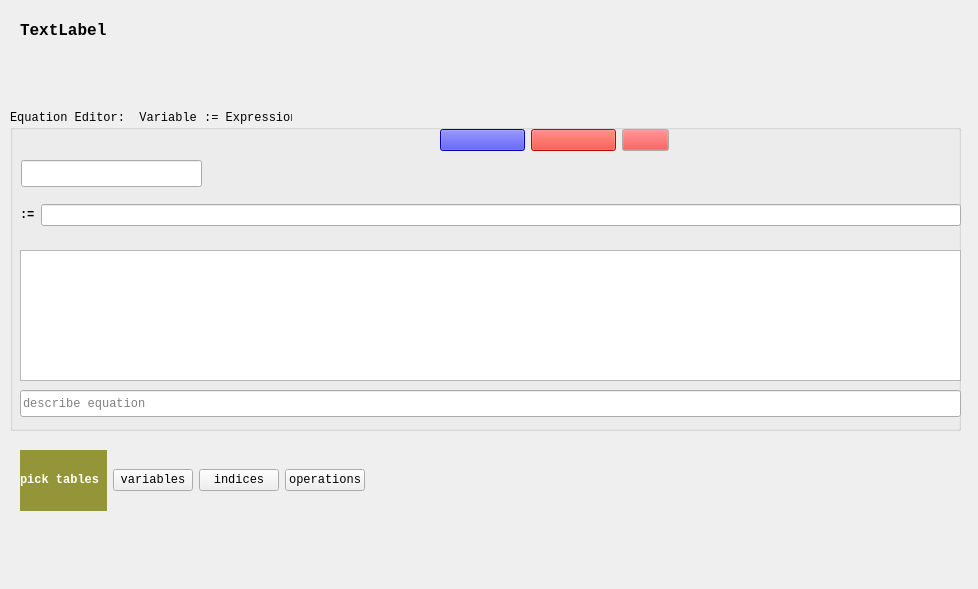
Before: the Qt Designer form packages/OntologyBuilder/OntologyEquationEditor/ui_equations.ui in heinz-preisig/ProMo13, drawn with Qt 5.
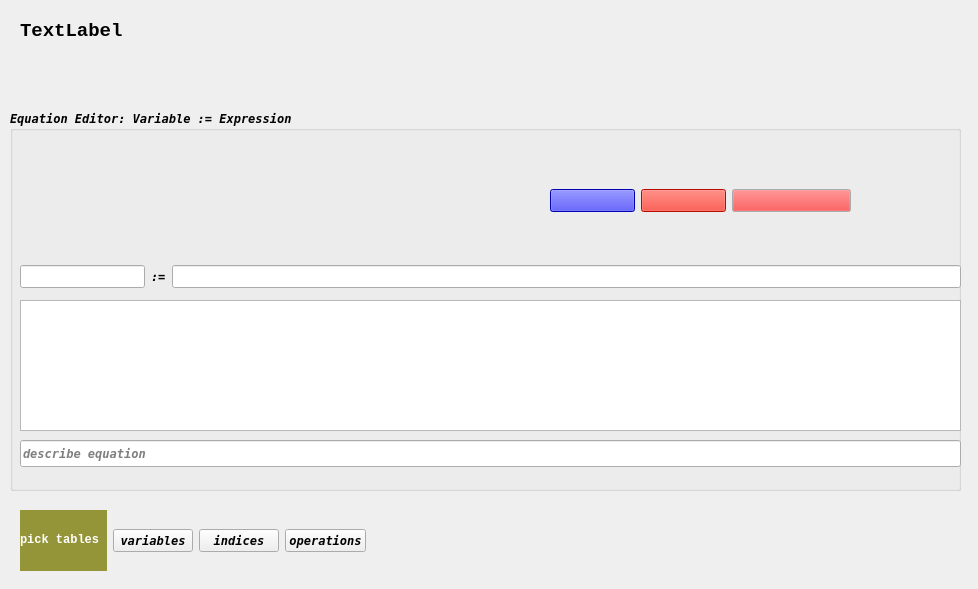
After: the same form once the commit is applied.

Commit message:
fix [equation editor]: equation editor beautification
buttons were to be aligned
group title string was not shown completely
--> had to add some spaces (strange behaviour)

```diff
--- a/packages/OntologyBuilder/OntologyEquationEditor/ui_equations.ui
+++ b/packages/OntologyBuilder/OntologyEquationEditor/ui_equations.ui
@@ -30,34 +30,29 @@
      <x>10</x>
      <y>110</y>
      <width>951</width>
-     <height>321</height>
+     <height>381</height>
     </rect>
    </property>
+   <property name="font">
+    <font>
+     <family>DejaVu Sans Mono</family>
+     <weight>75</weight>
+     <italic>true</italic>
+     <bold>true</bold>
+    </font>
+   </property>
    <property name="toolTip">
     <string>Equation editor</string>
    </property>
    <property name="title">
-    <string>Equation Editor:  Variable := Expression</string>
+    <string>Equation Editor: Variable := Expression                                                            </string>
    </property>
-   <widget class="QLineEdit" name="lineNewVariable">
-    <property name="geometry">
-     <rect>
-      <x>11</x>
-      <y>50</y>
-      <width>181</width>
-      <height>27</height>
-     </rect>
-    </property>
-    <property name="toolTip">
-     <string>variable field</string>
-    </property>
-   </widget>
    <widget class="QWidget" name="layoutWidget">
     <property name="geometry">
      <rect>
-      <x>430</x>
-      <y>0</y>
-      <width>229</width>
+      <x>540</x>
+      <y>60</y>
+      <width>301</width>
       <height>61</height>
      </rect>
     </property>
@@ -164,18 +159,32 @@
     <property name="geometry">
      <rect>
       <x>10</x>
-      <y>90</y>
+      <y>150</y>
       <width>941</width>
-      <height>30</height>
+      <height>33</height>
      </rect>
     </property>
     <layout class="QHBoxLayout" name="horizontalLayout_5">
+     <item>
+      <widget class="QLineEdit" name="lineNewVariable">
+       <property name="sizePolicy">
+        <sizepolicy hsizetype="Maximum" vsizetype="Fixed">
+         <horstretch>0</horstretch>
+         <verstretch>0</verstretch>
+        </sizepolicy>
+       </property>
+       <property name="toolTip">
+        <string>variable field</string>
+       </property>
+      </widget>
+     </item>
      <item>
       <widget class="QLabel" name="label">
        <property name="font">
         <font>
          <family>Consolas</family>
          <weight>75</weight>
+         <italic>true</italic>
          <bold>true</bold>
         </font>
        </property>
@@ -189,6 +198,9 @@
        <property name="font">
         <font>
          <family>Consolas</family>
+         <weight>75</weight>
+         <italic>true</italic>
+         <bold>true</bold>
         </font>
        </property>
        <property name="toolTip">
@@ -198,40 +210,32 @@
      </item>
     </layout>
    </widget>
-  </widget>
-  <widget class="QLabel" name="labelQuestion">
-   <property name="geometry">
-    <rect>
-     <x>1080</x>
-     <y>-470</y>
-     <width>41</width>
-     <height>41</height>
-    </rect>
-   </property>
-   <property name="font">
-    <font>
-     <family>Consolas</family>
-     <pointsize>20</pointsize>
-    </font>
-   </property>
-   <property name="toolTip">
-    <string>Variable equation editor
-Generates new variables and equations
-Resulting bipartite graph (variable|equation) must be complete before ontology can be used
-predefined variables: t, dt, t0</string>
-   </property>
-   <property name="autoFillBackground">
-    <bool>false</bool>
-   </property>
-   <property name="styleSheet">
-    <string notr="true">background-color: rgb(255, 17, 0);</string>
-   </property>
-   <property name="text">
-    <string>?</string>
-   </property>
-   <property name="alignment">
-    <set>Qt::AlignCenter</set>
-   </property>
+   <widget class="QLineEdit" name="lineDocumentation">
+    <property name="geometry">
+     <rect>
+      <x>10</x>
+      <y>330</y>
+      <width>941</width>
+      <height>27</height>
+     </rect>
+    </property>
+    <property name="text">
+     <string/>
+    </property>
+    <property name="placeholderText">
+     <string>describe equation</string>
+    </property>
+   </widget>
+   <widget class="QTextBrowser" name="textBrowser">
+    <property name="geometry">
+     <rect>
+      <x>10</x>
+      <y>190</y>
+      <width>941</width>
+      <height>131</height>
+     </rect>
+    </property>
+   </widget>
   </widget>
   <widget class="QLabel" name="labelNetwork">
    <property name="geometry">
@@ -245,7 +249,7 @@
    <property name="font">
     <font>
      <family>Consolas</family>
-     <pointsize>12</pointsize>
+     <pointsize>14</pointsize>
      <weight>75</weight>
      <bold>true</bold>
     </font>
@@ -258,7 +262,7 @@
    <property name="geometry">
     <rect>
      <x>20</x>
-     <y>450</y>
+     <y>510</y>
      <width>941</width>
      <height>61</height>
     </rect>
@@ -288,6 +292,14 @@
       </item>
       <item>
        <widget class="QPushButton" name="pushPickVariables">
+        <property name="font">
+         <font>
+          <family>DejaVu Sans Mono</family>
+          <weight>75</weight>
+          <italic>true</italic>
+          <bold>true</bold>
+         </font>
+        </property>
         <property name="toolTip">
          <string>pick variable table</string>
         </property>
@@ -298,6 +310,14 @@
       </item>
       <item>
        <widget class="QPushButton" name="pushPickIndices">
+        <property name="font">
+         <font>
+          <family>DejaVu Sans Mono</family>
+          <weight>75</weight>
+          <italic>true</italic>
+          <bold>true</bold>
+         </font>
+        </property>
         <property name="toolTip">
          <string>pick index table</string>
         </property>
@@ -308,6 +328,14 @@
       </item>
       <item>
        <widget class="QPushButton" name="pushPickOperations">
+        <property name="font">
+         <font>
+          <family>DejaVu Sans Mono</family>
+          <weight>75</weight>
+          <italic>true</italic>
+          <bold>true</bold>
+         </font>
+        </property>
         <property name="toolTip">
          <string>pick operations</string>
         </property>
@@ -336,32 +364,6 @@
     </item>
    </layout>
   </widget>
-  <widget class="QLineEdit" name="lineDocumentation">
-   <property name="geometry">
-    <rect>
-     <x>20</x>
-     <y>390</y>
-     <width>941</width>
-     <height>27</height>
-    </rect>
-   </property>
-   <property name="text">
-    <string/>
-   </property>
-   <property name="placeholderText">
-    <string>describe equation</string>
-   </property>
-  </widget>
-  <widget class="QTextBrowser" name="textBrowser">
-   <property name="geometry">
-    <rect>
-     <x>20</x>
-     <y>250</y>
-     <width>941</width>
-     <height>131</height>
-    </rect>
-   </property>
-  </widget>
   <zorder>layoutWidget</zorder>
   <zorder>labelNetwork</zorder>
   <zorder>groupEquationEditor</zorder>
```
Left out of the diff: 38 changed lines with no effect on the pictures. The commit also changes 4 other files.
